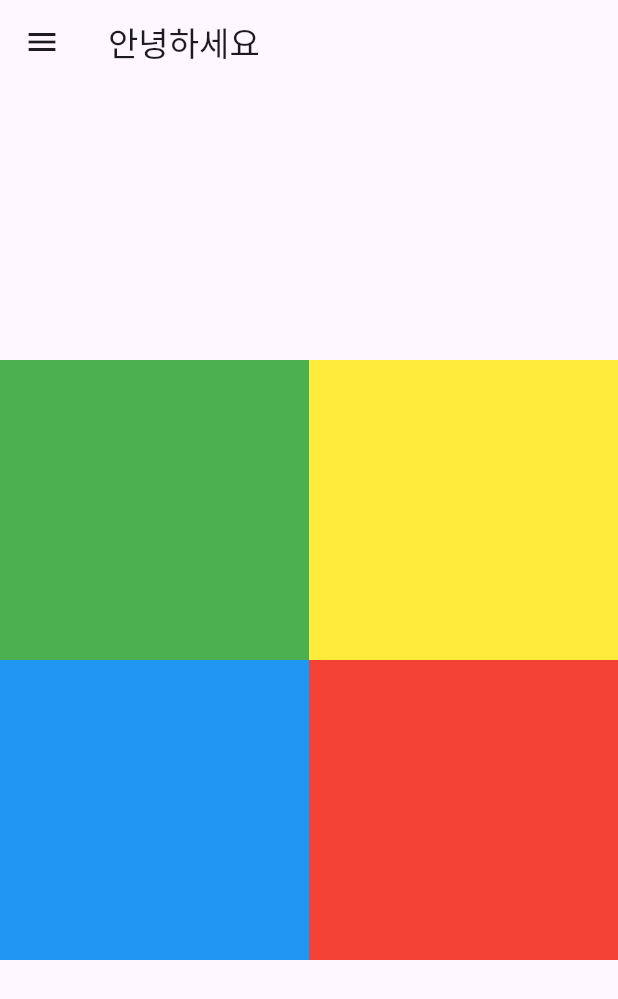
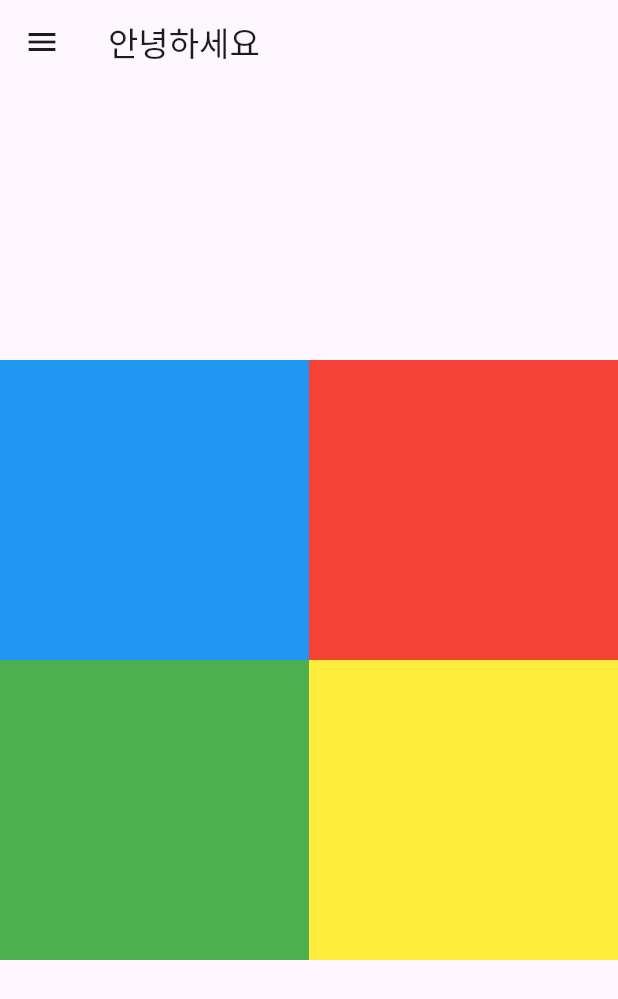
Before and after one commit to kny448600/chunjuflutter, a Flutter app: the screen it shows after launch, on a phone screen of 412 x 824 dp. Shown: the top 999 px of the screen. Run offline on Flutter 3.47's test engine with Material 3 defaults, Android fonts, the phone set to English and light mode, and no system bars.

Commit message:
no message

```diff
--- a/lib/main.dart
+++ b/lib/main.dart
@@ -1,6 +1,7 @@
 import 'package:flutter/material.dart';
+import 'package:untitled/flex_file.dart';
+import 'package:untitled/popup_page.dart';
 import 'package:untitled/SETTING_PAGE.dart';
-
 import 'drawer.dart';
 
 void main() {
@@ -20,8 +21,10 @@ class MyApp extends StatelessWidget {
       ),
       initialRoute: "/",
       routes: {
-        '/':(context) => const MyHomePage(),
-        '/setting':(context) => const Settingpage()
+        '/': (context) => const MyHomePage(),
+        '/setting': (context) => const Settingpage(),
+        '/popup': (context) => const PopupPage(),
+        '/flex': (context) => const FlexPage(),
       },
     );
   }
@@ -39,7 +42,7 @@ class _MyHomePageState extends State<MyHomePage> {
   Widget build(BuildContext context) {
     return Scaffold(
       appBar: AppBar(
-          title: const Text("안녕하세요")
+        title: const Text("안녕하세요"),
       ),
       drawer: const MyDrawer(),
       body: Container(
@@ -48,6 +51,22 @@ class _MyHomePageState extends State<MyHomePage> {
           mainAxisAlignment: MainAxisAlignment.center,
           children: [
             Row(
+              mainAxisAlignment: MainAxisAlignment.center,
+              children: [
+                Container(
+                  width: MediaQuery.of(context).size.width / 2,
+                  height: 200,
+                  color: Colors.blue,
+                ),
+                Container(
+                  width: MediaQuery.of(context).size.width / 2,
+                  height: 200,
+                  color: Colors.red,
+                )
+              ],
+            ),
+            Row(
+              mainAxisAlignment: MainAxisAlignment.center,
               children: [
                 Container(
                   width: MediaQuery.of(context).size.width / 2,
@@ -61,23 +80,9 @@ class _MyHomePageState extends State<MyHomePage> {
                 )
               ],
             ),
-            Row(
-              children: [
-                Container(
-                  width: MediaQuery.of(context).size.width / 2,
-                  height: 200,
-                  color: Colors.blue,
-                ),
-                Container(
-                  width: MediaQuery.of(context).size.width / 2,
-                  height: 200,
-                  color: Colors.red,
-                )
-              ],
-            )
           ],
-         ),
-      )
+        ),
+      ),
     );
   }
 }
```
Also changed, not shown: lib/flex_file.dart (+22 -25 lines).
